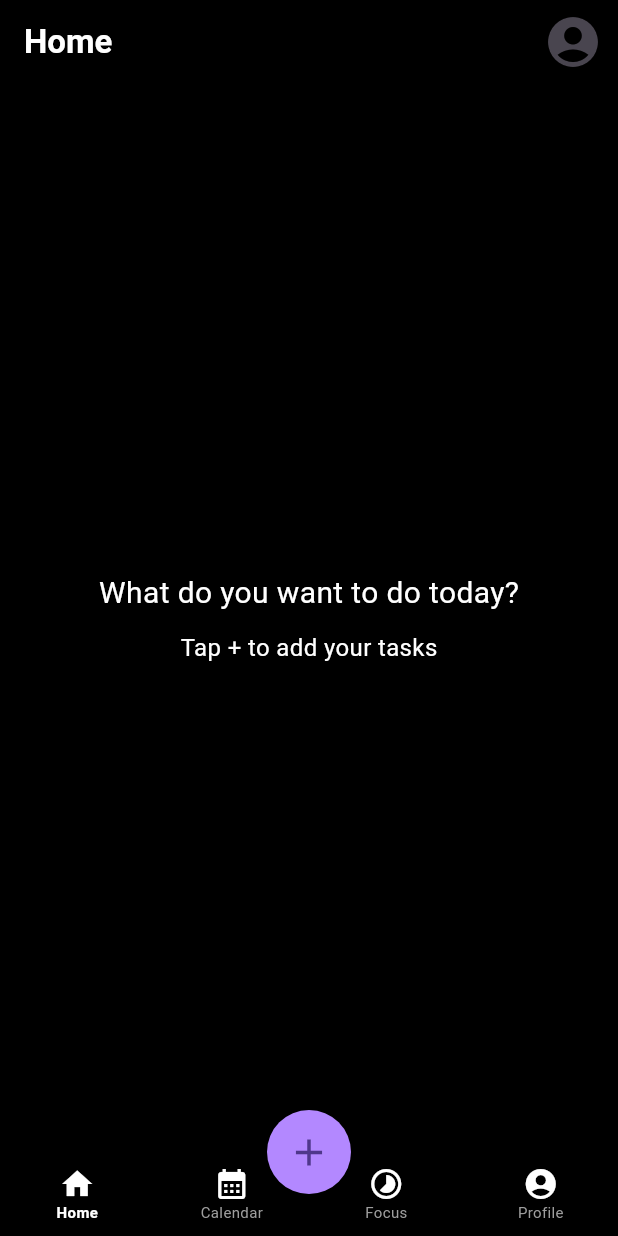
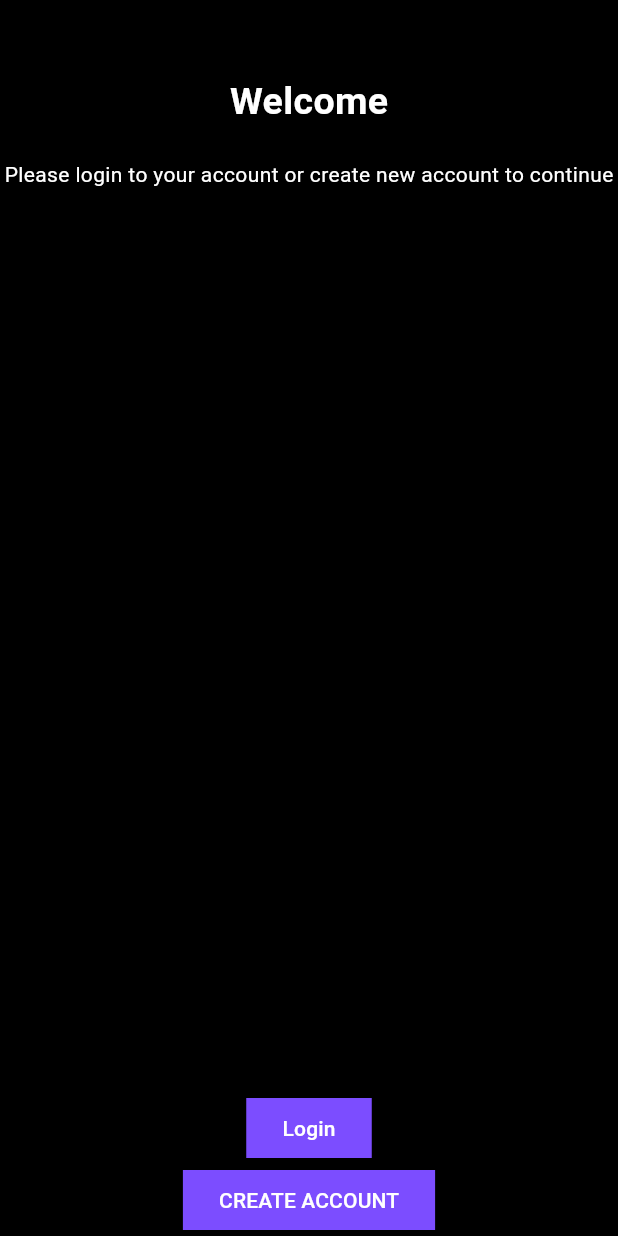
Before and after one commit to Amrutha52/ToDoAppFlutter, a Flutter app: the screen it shows after launch, on a phone screen of 412 x 824 dp. Run offline on Flutter 3.47's test engine with Material 3 defaults, Android fonts, the phone set to English and light mode, and no system bars; our stand-ins replace hive, hive_flutter; missing offline and left inert: countdown_progress_indicator; accounts and stored records are empty.

```diff
--- a/lib/main.dart
+++ b/lib/main.dart
@@ -3,6 +3,7 @@ import 'package:todoapp/utils/AppSessions.dart';
 import 'package:todoapp/view/bottomnav_screen/BottomNavScreen.dart';
 import 'package:todoapp/view/home_screen/HomeScreen.dart';
 import 'package:hive_flutter/hive_flutter.dart';
+import 'package:todoapp/view/login_screen/LoginScreen.dart';
 
 Future<void> main() async
 {
@@ -20,7 +21,7 @@ class MyApp extends StatelessWidget {
     return MaterialApp(
       debugShowCheckedModeBanner: false,
       title: 'ToDo App',
-      home: BottomNavScreen(),
+      home: LoginScreen()//BottomNavScreen(),
     );
   }
 }
--- a/lib/view/bottomnav_screen/BottomNavScreen.dart
+++ b/lib/view/bottomnav_screen/BottomNavScreen.dart
@@ -1,5 +1,5 @@
 import 'package:flutter/cupertino.dart';
-import 'package:flutter/material.dart';
+import 'package:flutter/material.dart' hide CarouselController;
 import 'package:hive/hive.dart';
 import 'package:intl/intl.dart';
 import 'package:todoapp/utils/AppSessions.dart';
--- a/lib/view/home_screen/HomeScreen.dart
+++ b/lib/view/home_screen/HomeScreen.dart
@@ -1,5 +1,5 @@
 import 'package:flutter/cupertino.dart';
-import 'package:flutter/material.dart';
+import 'package:flutter/material.dart' hide CarouselController;
 
 import '../bottomnav_screen/BottomNavScreen.dart';
 
--- /dev/null
+++ b/lib/view/login_screen/LoginScreen.dart
@@ -0,0 +1,65 @@
+import 'package:flutter/cupertino.dart';
+import 'package:flutter/material.dart' hide CarouselController;
+
+class LoginScreen extends StatefulWidget
+{
+  const LoginScreen({super.key});
+
+  @override
+  State<LoginScreen> createState() => _LoginScreenState();
+}
+
+class _LoginScreenState extends State<LoginScreen>
+{
+  @override
+  Widget build(BuildContext context)
+  {
+    return Scaffold(
+      backgroundColor: Colors.black,
+      body: Center(
+        child: Column(
+          mainAxisAlignment: MainAxisAlignment.start,
+          children: [
+            SizedBox(height: 50,),
+            Text("Welcome", style: TextStyle(
+                color: Colors.white,
+                fontSize: 25,
+                fontWeight: FontWeight.bold),),
+            SizedBox(height: 20,),
+            Text("Please login to your account or create new account to continue",
+            style: TextStyle(color: Colors.white, fontSize: 14),),
+            Spacer(),
+            ElevatedButton(
+                style: ButtonStyle(
+                    backgroundColor: MaterialStateProperty.all<Color>(Colors.deepPurpleAccent),
+                    shape: MaterialStateProperty.all<RoundedRectangleBorder>(
+                        RoundedRectangleBorder(
+                            borderRadius: BorderRadius.zero,
+                            side: BorderSide(color: Colors.deepPurpleAccent.shade200)
+
+                        )
+                    )
+                ),
+                onPressed: (){},
+                child: Text("Login", style: TextStyle(color: Colors.white),)
+            ),
+            ElevatedButton(
+                style: ButtonStyle(
+                    backgroundColor: MaterialStateProperty.all<Color>(Colors.deepPurpleAccent),
+                    shape: MaterialStateProperty.all<RoundedRectangleBorder>(
+                        RoundedRectangleBorder(
+                            borderRadius: BorderRadius.zero,
+                            side: BorderSide(color: Colors.deepPurpleAccent.shade200)
+
+                        )
+                    )
+                ),
+                onPressed: (){},
+                child: Text("CREATE ACCOUNT", style: TextStyle(color: Colors.white),)
+            ),
+          ],
+        ),
+      ),
+    );
+  }
+}
--- a/pubspec.yaml
+++ b/pubspec.yaml
@@ -35,10 +35,12 @@ dependencies:
   # The following adds the Cupertino Icons font to your application.
   # Use with the CupertinoIcons class for iOS style icons.
   cupertino_icons: ^1.0.6
-  #intl: ^0.19.0
+  intl: ^0.19.0
   hive_flutter: ^1.1.0
   hive: ^2.2.3
-  horizontal_week_calendar: ^0.0.15
+  #horizontal_week_calendar: ^0.0.15
+  countdown_progress_indicator: ^0.1.3
+
 
 
 dev_dependencies:
```
Also changed, not shown: lib/view/calendar_screen/CalendarScreen.dart (+27 -26 lines), lib/view/focus_screen/FocusScreen.dart (+77 -2 lines), lib/view/register_screen/RegisterScreen.dart (added, +31 -0 lines), pubspec.lock.
